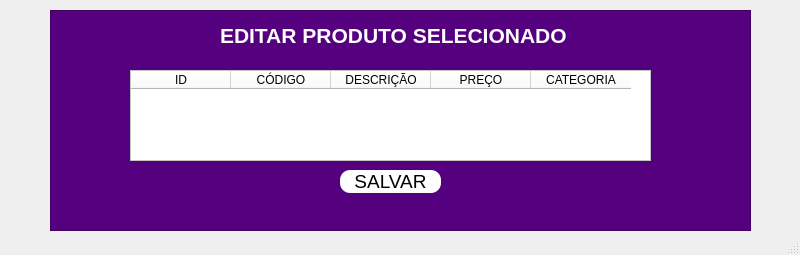
Old version of the form QT Designer/cadastro/modal_editar.ui in the repository VSBuss/fabrica-software.
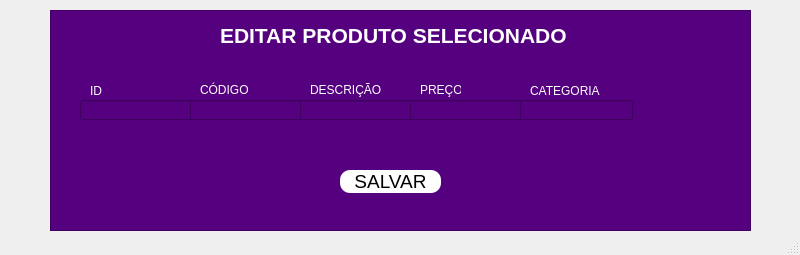
New version of the form.

Patch:
```diff
--- a/QT Designer/cadastro/modal_editar.ui
+++ b/QT Designer/cadastro/modal_editar.ui
@@ -53,45 +53,6 @@
       <string>EDITAR PRODUTO SELECIONADO</string>
      </property>
     </widget>
-    <widget class="QTableWidget" name="tableWidget">
-     <property name="geometry">
-      <rect>
-       <x>80</x>
-       <y>60</y>
-       <width>521</width>
-       <height>91</height>
-      </rect>
-     </property>
-     <property name="styleSheet">
-      <string notr="true">background-color: rgb(255, 255, 255);
-color: rgb(0, 0, 0);</string>
-     </property>
-     <column>
-      <property name="text">
-       <string>ID</string>
-      </property>
-     </column>
-     <column>
-      <property name="text">
-       <string>CÓDIGO</string>
-      </property>
-     </column>
-     <column>
-      <property name="text">
-       <string>DESCRIÇÃO</string>
-      </property>
-     </column>
-     <column>
-      <property name="text">
-       <string>PREÇO</string>
-      </property>
-     </column>
-     <column>
-      <property name="text">
-       <string>CATEGORIA</string>
-      </property>
-     </column>
-    </widget>
     <widget class="QPushButton" name="salvar">
      <property name="geometry">
       <rect>
@@ -115,6 +76,121 @@
       <string>SALVAR</string>
      </property>
     </widget>
+    <widget class="QLabel" name="label_2">
+     <property name="geometry">
+      <rect>
+       <x>40</x>
+       <y>70</y>
+       <width>21</width>
+       <height>21</height>
+      </rect>
+     </property>
+     <property name="text">
+      <string>ID</string>
+     </property>
+    </widget>
+    <widget class="QLabel" name="label_3">
+     <property name="geometry">
+      <rect>
+       <x>150</x>
+       <y>70</y>
+       <width>51</width>
+       <height>20</height>
+      </rect>
+     </property>
+     <property name="text">
+      <string>CÓDIGO</string>
+     </property>
+    </widget>
+    <widget class="QLabel" name="label_4">
+     <property name="geometry">
+      <rect>
+       <x>260</x>
+       <y>70</y>
+       <width>71</width>
+       <height>20</height>
+      </rect>
+     </property>
+     <property name="text">
+      <string>DESCRIÇÃO</string>
+     </property>
+    </widget>
+    <widget class="QLabel" name="label_5">
+     <property name="geometry">
+      <rect>
+       <x>370</x>
+       <y>70</y>
+       <width>41</width>
+       <height>20</height>
+      </rect>
+     </property>
+     <property name="text">
+      <string>PREÇO</string>
+     </property>
+    </widget>
+    <widget class="QLabel" name="label_6">
+     <property name="geometry">
+      <rect>
+       <x>480</x>
+       <y>70</y>
+       <width>71</width>
+       <height>21</height>
+      </rect>
+     </property>
+     <property name="text">
+      <string>CATEGORIA</string>
+     </property>
+    </widget>
+    <widget class="QLineEdit" name="lineEdit">
+     <property name="geometry">
+      <rect>
+       <x>30</x>
+       <y>90</y>
+       <width>113</width>
+       <height>20</height>
+      </rect>
+     </property>
+    </widget>
+    <widget class="QLineEdit" name="lineEdit_2">
+     <property name="geometry">
+      <rect>
+       <x>140</x>
+       <y>90</y>
+       <width>113</width>
+       <height>20</height>
+      </rect>
+     </property>
+    </widget>
+    <widget class="QLineEdit" name="lineEdit_3">
+     <property name="geometry">
+      <rect>
+       <x>250</x>
+       <y>90</y>
+       <width>113</width>
+       <height>20</height>
+      </rect>
+     </property>
+    </widget>
+    <widget class="QLineEdit" name="lineEdit_4">
+     <property name="geometry">
+      <rect>
+       <x>360</x>
+       <y>90</y>
+       <width>113</width>
+       <height>20</height>
+      </rect>
+     </property>
+    </widget>
+    <widget class="QLineEdit" name="lineEdit_5">
+     <property name="geometry">
+      <rect>
+       <x>470</x>
+       <y>90</y>
+       <width>113</width>
+       <height>20</height>
+      </rect>
+     </property>
+    </widget>
    </widget>
   </widget>
   <widget class="QMenuBar" name="menubar">
```
